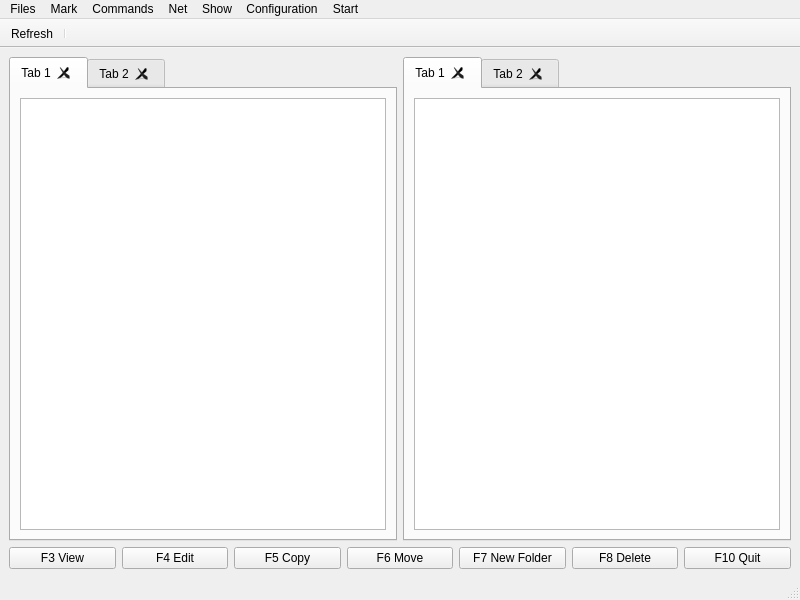
This is mainwindow.ui in afigegoznaet/YAC_Commander as Qt 5 draws it before an edit. The edited form follows.
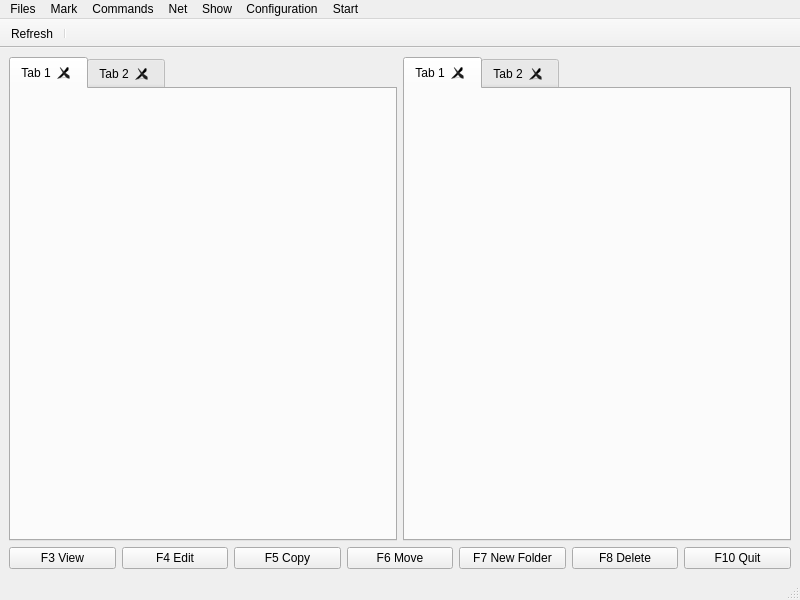
This is the edited form.

Patch:
```diff
--- a/mainwindow.ui
+++ b/mainwindow.ui
@@ -44,21 +44,7 @@
          <attribute name="title">
           <string>Tab 1</string>
          </attribute>
-         <layout class="QGridLayout" name="gridLayout_2">
-          <item row="0" column="0">
-           <widget class="QListView" name="leftView">
-            <property name="sizePolicy">
-             <sizepolicy hsizetype="Expanding" vsizetype="Expanding">
-              <horstretch>0</horstretch>
-              <verstretch>0</verstretch>
-             </sizepolicy>
-            </property>
-            <property name="acceptDrops">
-             <bool>true</bool>
-            </property>
-           </widget>
-          </item>
-         </layout>
+         <layout class="QGridLayout" name="gridLayout_2"/>
         </widget>
         <widget class="QWidget" name="tab_2">
          <attribute name="title">
@@ -88,21 +74,7 @@
          <attribute name="title">
           <string>Tab 1</string>
          </attribute>
-         <layout class="QGridLayout" name="gridLayout_3">
-          <item row="0" column="0">
-           <widget class="QListView" name="rightView">
-            <property name="sizePolicy">
-             <sizepolicy hsizetype="Expanding" vsizetype="Expanding">
-              <horstretch>0</horstretch>
-              <verstretch>0</verstretch>
-             </sizepolicy>
-            </property>
-            <property name="acceptDrops">
-             <bool>true</bool>
-            </property>
-           </widget>
-          </item>
-         </layout>
+         <layout class="QGridLayout" name="gridLayout_3"/>
         </widget>
         <widget class="QWidget" name="tab_4">
          <attribute name="title">
```
Left out of the diff: 14 changed lines with no effect on the pictures.
